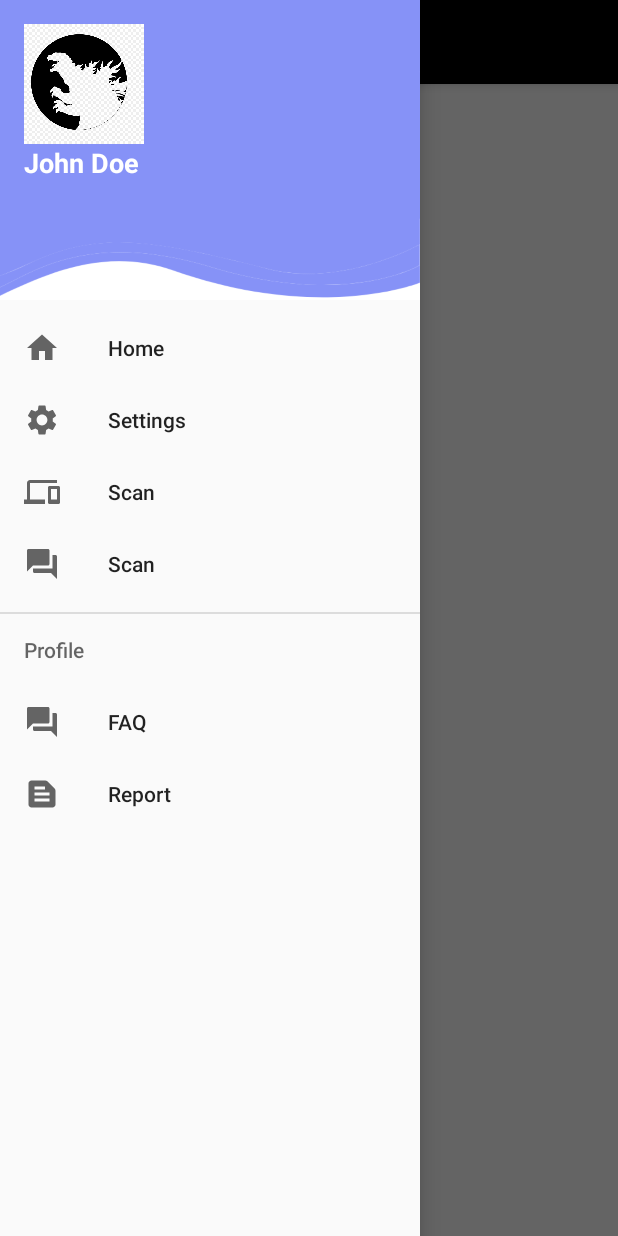
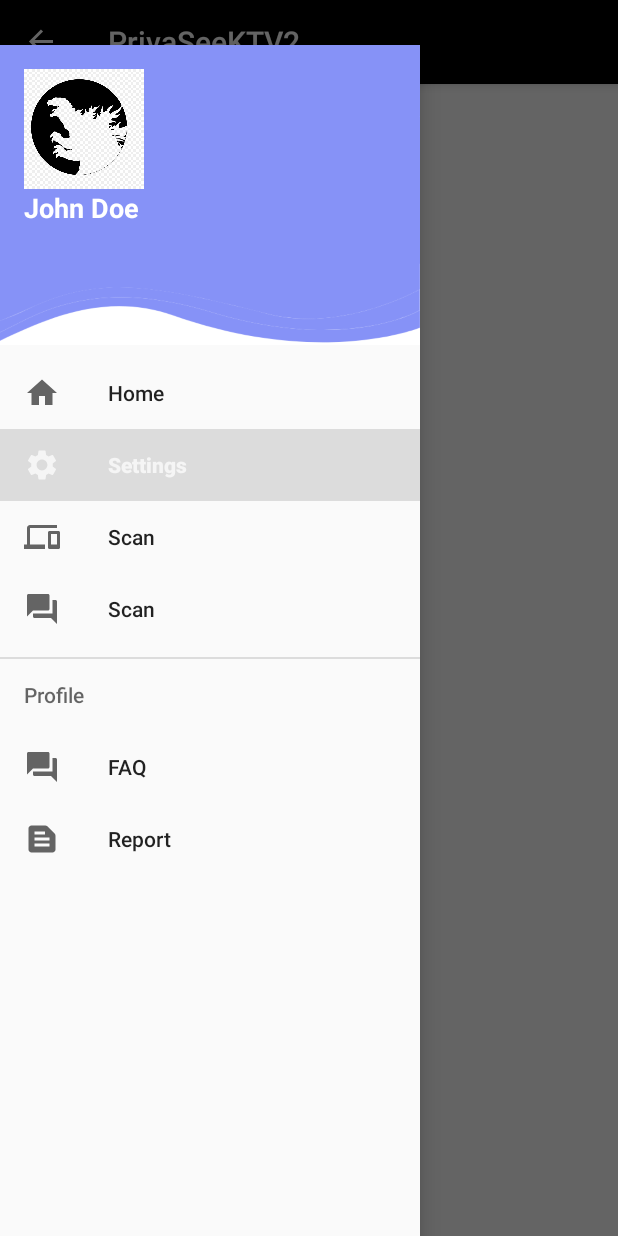
Before and after one commit to thomasdinh/PrivaSeeKTV2, an Android app: the screen it shows after launch (MainActivity), in the side drawer, after a tap on "Settings", on a phone screen of 412 x 824 dp. Run offline under Robolectric (Android 15) with nearby library versions, the phone set to English and light mode, and no system bars.

Commit message:
revamped App design, solved toolbar crash

```diff
--- a/app/src/main/java/com/example/privaseektv2/MainActivity.kt
+++ b/app/src/main/java/com/example/privaseektv2/MainActivity.kt
@@ -4,6 +4,7 @@ import androidx.appcompat.app.AppCompatActivity
 import android.os.Bundle
 import android.widget.FrameLayout
 import androidx.appcompat.widget.Toolbar
+
 import androidx.appcompat.app.ActionBarDrawerToggle
 import androidx.drawerlayout.widget.DrawerLayout
 import com.google.android.material.navigation.NavigationView
@@ -14,7 +15,27 @@ class MainActivity : AppCompatActivity() {
         super.onCreate(savedInstanceState)
         setContentView(R.layout.activity_main)
 
+        val drawerLayout: DrawerLayout = findViewById(R.id.drawerLayout)
+        val navView :NavigationView = findViewById(R.id.nav_view)
+        val toolbar :Toolbar =findViewById(R.id.toolbar)
 
+        setSupportActionBar(toolbar)
+
+        // Set up ActionBarDrawerToggle
+        val toggle = ActionBarDrawerToggle(
+            this, drawerLayout, toolbar,
+            R.string.navigation_drawer_open,
+            R.string.navigation_drawer_close
+        )
+        drawerLayout.addDrawerListener(toggle)
+        toggle.syncState()
+
+        // Handle navigation item clicks
+        navView.setNavigationItemSelectedListener { menuItem ->
+            // Handle navigation item clicks here
+            // You can switch fragments or perform actions based on the selected item
+            true
+        }
 
     }
 }
--- a/app/src/main/res/layout/activity_main.xml
+++ b/app/src/main/res/layout/activity_main.xml
@@ -14,9 +14,10 @@
         android:layout_height="match_parent"
         android:orientation="vertical">
 
-        <Toolbar
+        <androidx.appcompat.widget.Toolbar
             android:layout_width="match_parent"
             android:layout_height="wrap_content"
+            android:id="@+id/toolbar"
             android:background="@color/black"
             android:elevation="4dp"
             android:theme="@style/ThemeOverlay.AppCompat.Dark.ActionBar"
@@ -32,6 +33,7 @@
     <com.google.android.material.navigation.NavigationView
         android:layout_width="wrap_content"
         android:layout_height="match_parent"
+        android:layout_marginTop="30dp"
         android:id="@+id/nav_view"
         android:layout_gravity="start"
         app:headerLayout="@layout/header"
```
Also changed, not shown: app/src/main/res/layout/toolbar.xml (deleted, +0 -10 lines).
